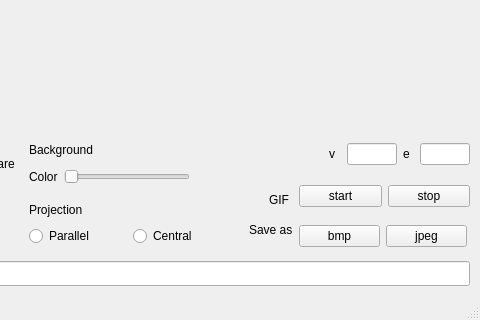
Above: src/core/mainwindow.ui from mynativesneverdie/3DViewer_v1.0_by_kents before the change; both pictures show x 231 to 711 and y 239 to 559 of the 711 by 559 pixel window. Below: the same form after it.
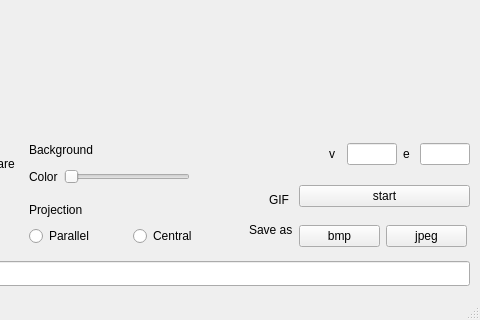
That is the form after the change.

Diff of the .ui file:
```diff
--- a/src/core/mainwindow.ui
+++ b/src/core/mainwindow.ui
@@ -619,13 +619,6 @@
        </property>
       </widget>
      </item>
-     <item row="0" column="1">
-      <widget class="QPushButton" name="pushButton_5">
-       <property name="text">
-        <string>stop</string>
-       </property>
-      </widget>
-     </item>
     </layout>
    </widget>
    <widget class="QWidget" name="gridLayoutWidget_11">
```
